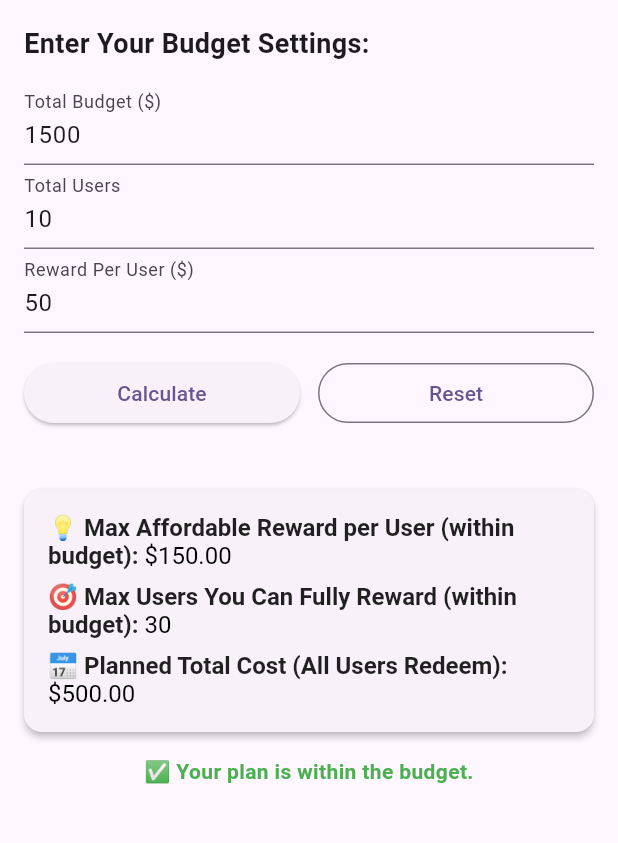
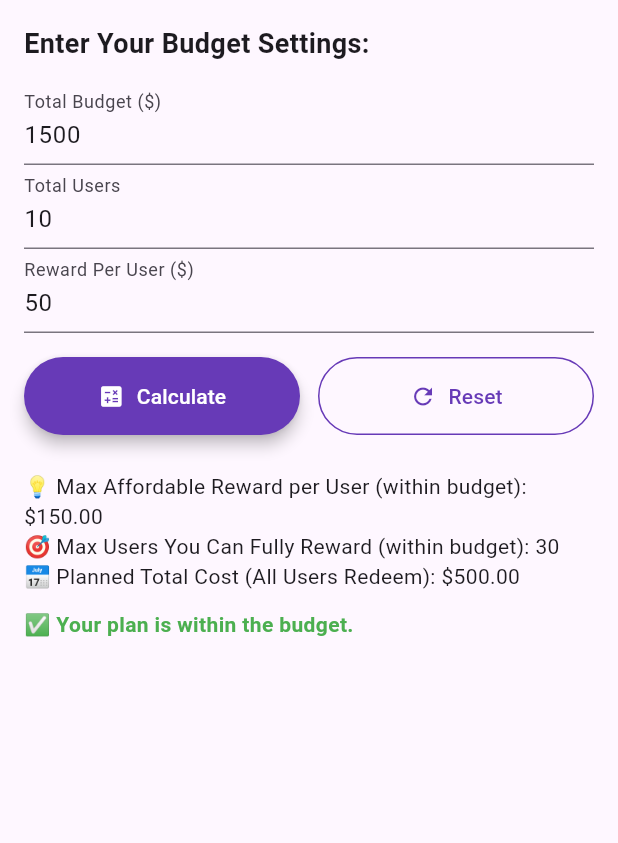
Before and after one commit to AceAsif/Rewards-Budget-Tool, a Flutter app: the screen it shows after launch, after a tap on "Calculate", on a phone screen of 412 x 824 dp, the part 84-927 px from its top. Run offline on Flutter 3.47's test engine with Material 3 defaults, Android fonts, the phone set to English and light mode, and no system bars.

Commit message:
Modified the buttons to look nice.

```diff
--- a/lib/rewards_budget_tool_page.dart
+++ b/lib/rewards_budget_tool_page.dart
@@ -40,32 +40,9 @@ class _RewardsBudgetToolPageState extends State<RewardsBudgetToolPage> {
     });
   }
 
-  Widget _buildResultRow(String label, String value) {
-    return RichText(
-      text: TextSpan(
-        text: '$label ',
-        style: const TextStyle(
-          fontSize: 16,
-          color: Colors.black87,
-          fontWeight: FontWeight.w600,
-        ),
-        children: [
-          TextSpan(
-            text: value,
-            style: const TextStyle(
-              fontWeight: FontWeight.normal,
-              color: Colors.black,
-            ),
-          ),
-        ],
-      ),
-    );
-  }
-
   @override
   Widget build(BuildContext context) {
     return Scaffold(
-      resizeToAvoidBottomInset: true,
       appBar: AppBar(
         backgroundColor: Theme.of(context).colorScheme.inversePrimary,
         title: Text(widget.title),
@@ -80,82 +57,83 @@ class _RewardsBudgetToolPageState extends State<RewardsBudgetToolPage> {
               style: TextStyle(fontSize: 18, fontWeight: FontWeight.bold),
             ),
             const SizedBox(height: 12),
-            TextField(
-              controller: _budgetController,
-              decoration: const InputDecoration(labelText: 'Total Budget (\$)'),
-              keyboardType: TextInputType.number,
-            ),
-            TextField(
-              controller: _usersController,
-              decoration: const InputDecoration(labelText: 'Total Users'),
-              keyboardType: TextInputType.number,
-            ),
-            TextField(
-              controller: _rewardController,
-              decoration: const InputDecoration(labelText: 'Reward Per User (\$)'),
-              keyboardType: TextInputType.number,
-            ),
+            _buildInputField(_budgetController, 'Total Budget (\$)'),
+            _buildInputField(_usersController, 'Total Users'),
+            _buildInputField(_rewardController, 'Reward Per User (\$)'),
             const SizedBox(height: 16),
             Row(
               children: [
                 Expanded(
-                  child: ElevatedButton(
+                  child: ElevatedButton.icon(
                     onPressed: _calculate,
-                    child: const Text('Calculate'),
+                    icon: const Icon(Icons.calculate),
+                    label: const Text('Calculate'),
+                    style: ElevatedButton.styleFrom(
+                      backgroundColor: Colors.deepPurple,
+                      foregroundColor: Colors.white,
+                      padding: const EdgeInsets.symmetric(vertical: 16),
+                      shape: RoundedRectangleBorder(
+                        borderRadius: BorderRadius.circular(30),
+                      ),
+                      elevation: 4,
+                    ),
                   ),
                 ),
                 const SizedBox(width: 12),
                 Expanded(
-                  child: OutlinedButton(
+                  child: OutlinedButton.icon(
                     onPressed: _reset,
-                    child: const Text('Reset'),
+                    icon: const Icon(Icons.refresh),
+                    label: const Text('Reset'),
+                    style: OutlinedButton.styleFrom(
+                      foregroundColor: Colors.deepPurple,
+                      padding: const EdgeInsets.symmetric(vertical: 16),
+                      side: const BorderSide(color: Colors.deepPurple),
+                      shape: RoundedRectangleBorder(
+                        borderRadius: BorderRadius.circular(30),
+                      ),
+                    ),
                   ),
                 ),
               ],
             ),
             const SizedBox(height: 24),
-            if (_maxRewardPerUser != null) ...[
-              Card(
-                margin: const EdgeInsets.symmetric(vertical: 16),
-                elevation: 2,
-                child: Padding(
-                  padding: const EdgeInsets.all(16.0),
-                  child: Column(
-                    crossAxisAlignment: CrossAxisAlignment.start,
-                    children: [
-                      _buildResultRow(
-                          '💡 Max Affordable Reward per User (within budget):',
-                          '\$${_maxRewardPerUser!.toStringAsFixed(2)}'),
-                      const SizedBox(height: 8),
-                      _buildResultRow(
-                          '🎯 Max Users You Can Fully Reward (within budget):',
-                          '$_maxUsersCovered'),
-                      const SizedBox(height: 8),
-                      _buildResultRow(
-                          '📅 Planned Total Cost (All Users Redeem):',
-                          '\$${_totalCostIfAllUsersSucceed!.toStringAsFixed(2)}'),
-                    ],
-                  ),
-                ),
-              ),
-              Center(
-                child: Text(
-                  _totalCostIfAllUsersSucceed! <= (double.tryParse(_budgetController.text) ?? 0)
-                      ? '✅ Your plan is within the budget.'
-                      : '⚠️ Warning: Your current plan would exceed your budget.\nPlease reduce rewards, users, or increase your budget.',
-                  textAlign: TextAlign.center,
-                  style: TextStyle(
-                    color: _totalCostIfAllUsersSucceed! <= (double.tryParse(_budgetController.text) ?? 0)
-                        ? Colors.green
-                        : Colors.red,
-                    fontWeight: FontWeight.w600,
-                  ),
-                ),
-              ),
-            ]
+            if (_maxRewardPerUser != null) _buildResultSection(),
           ],
         ),
       ),
     );
   }
+
+  Widget _buildInputField(TextEditingController controller, String label) {
+    return TextField(
+      controller: controller,
+      decoration: InputDecoration(labelText: label),
+      keyboardType: TextInputType.number,
+    );
+  }
+
+  Widget _buildResultSection() {
+    final budget = double.tryParse(_budgetController.text) ?? 0;
+    final isWithinBudget = _totalCostIfAllUsersSucceed! <= budget;
+
+    return Column(
+      crossAxisAlignment: CrossAxisAlignment.start,
+      children: [
+        Text('💡 Max Affordable Reward per User (within budget): \$${_maxRewardPerUser!.toStringAsFixed(2)}'),
+        Text('🎯 Max Users You Can Fully Reward (within budget): $_maxUsersCovered'),
+        Text('📅 Planned Total Cost (All Users Redeem): \$${_totalCostIfAllUsersSucceed!.toStringAsFixed(2)}'),
+        const SizedBox(height: 12),
+        Text(
+          isWithinBudget
+              ? '✅ Your plan is within the budget.'
+              : '⚠️ Warning: Your current plan would exceed your budget.\nPlease reduce rewards, users, or increase your budget.',
+          style: TextStyle(
+            color: isWithinBudget ? Colors.green : Colors.red,
+            fontWeight: FontWeight.bold,
+          ),
+        ),
+      ],
+    );
+  }
 }
```
